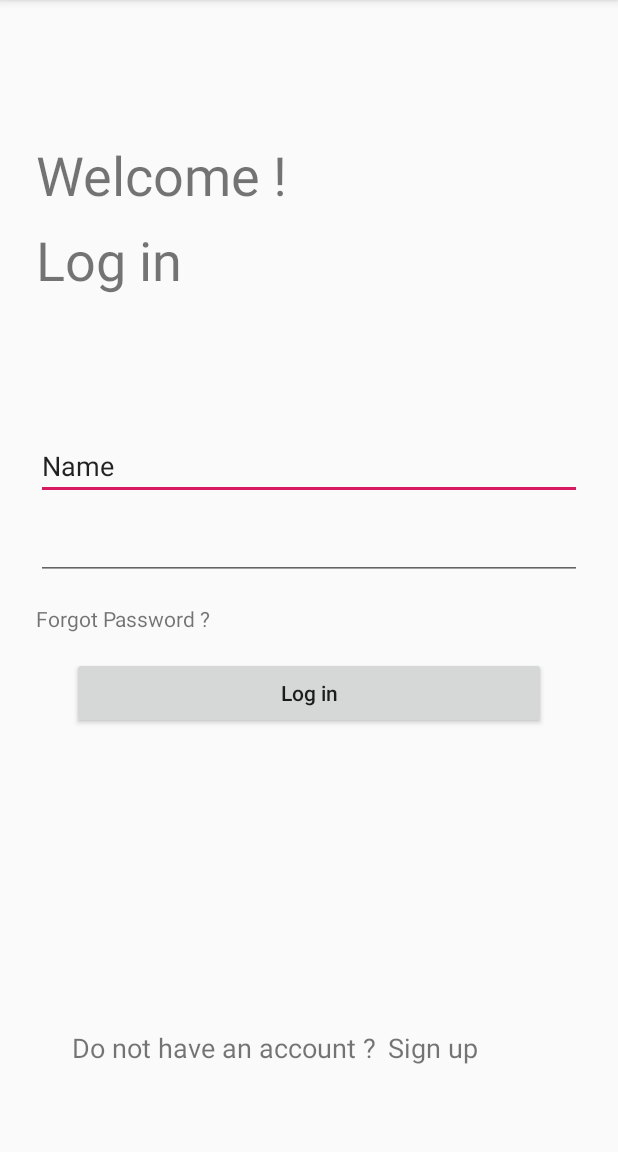
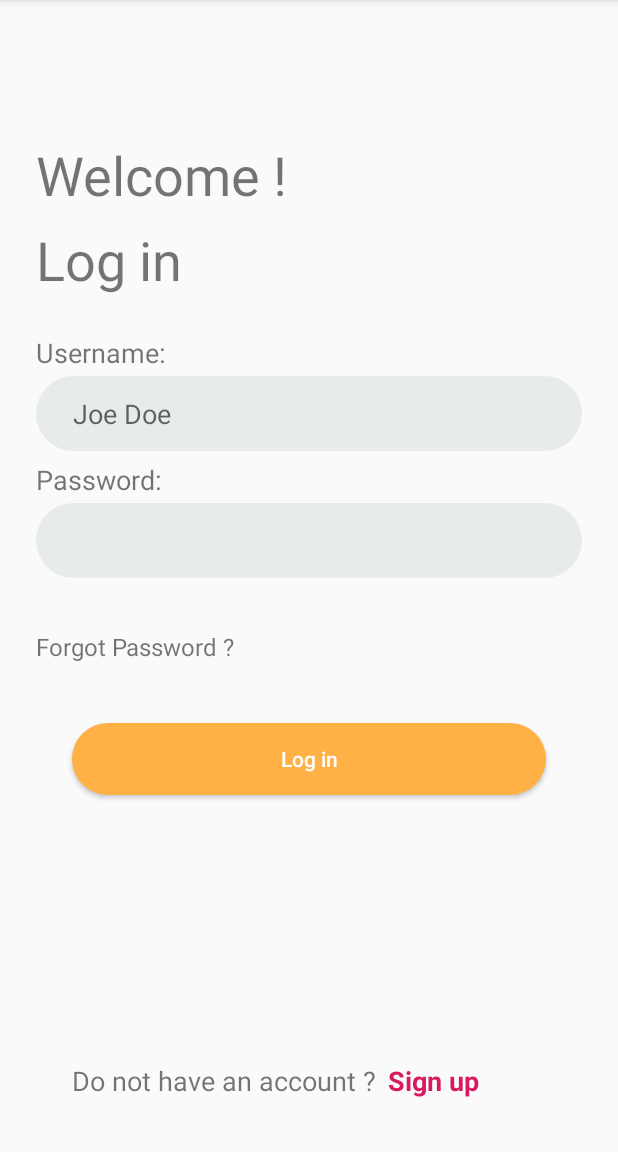
Before and after one commit to QuYuze/FitnessApp, an Android app: the screen it shows after launch (MainActivity), on a phone screen of 412 x 824 dp, the part 84-1236 px from its top. Run offline under Robolectric (Android 15) with nearby library versions, the phone set to English and light mode, and no system bars.

Commit message:
added more UI elements, prototyping Main UI designing in progress

```diff
--- a/app/build.gradle
+++ b/app/build.gradle
@@ -33,4 +33,6 @@ dependencies {
     androidTestImplementation 'androidx.test.ext:junit:1.1.0'
     androidTestImplementation 'androidx.test.espresso:espresso-core:3.2.0'
     implementation 'androidx.recyclerview:recyclerview:1.0.0'
+    implementation 'com.google.android.gms:play-services-maps:17.0.0'
+    implementation 'com.google.android.material:material:1.0.0'
 }
--- /dev/null
+++ b/app/src/main/res/drawable/roundbutton.xml
@@ -0,0 +1,6 @@
+<?xml version="1.0" encoding="utf-8"?>
+<shape xmlns:android="http://schemas.android.com/apk/res/android"
+    android:shape="rectangle">
+    <solid android:color="#FFB146" />
+    <corners android:radius="50dp"/>
+</shape>
--- /dev/null
+++ b/app/src/main/res/drawable/text_field.xml
@@ -0,0 +1,7 @@
+<?xml version="1.0" encoding="utf-8"?>
+<shape xmlns:android="http://schemas.android.com/apk/res/android"
+    android:shape="rectangle">
+    <solid android:color="@color/grey" />
+    <corners android:radius="50dp" />
+    <padding android:left="25dp" />
+</shape>
--- a/app/src/main/res/layout/login.xml
+++ b/app/src/main/res/layout/login.xml
@@ -25,38 +25,44 @@
         app:layout_constraintTop_toTopOf="parent" />
 
     <EditText
-        android:id="@+id/editText"
+        android:id="@+id/username"
         android:layout_width="0dp"
-        android:layout_height="wrap_content"
+        android:layout_height="50dp"
         android:layout_marginStart="24dp"
-        android:layout_marginLeft="24dp"
-        android:layout_marginTop="45dp"
+        android:layout_marginLeft="8dp"
+        android:layout_marginTop="8dp"
         android:layout_marginEnd="24dp"
-        android:layout_marginRight="24dp"
+        android:layout_marginRight="8dp"
+        android:layout_marginBottom="3dp"
+        android:background="@drawable/text_field"
         android:ems="10"
+        android:hint="Joe Doe"
         android:inputType="textPersonName"
-        android:text="Name"
-        app:layout_constraintBottom_toTopOf="@+id/editText2"
+        app:layout_constraintBottom_toTopOf="@+id/textView8"
         app:layout_constraintEnd_toEndOf="parent"
+        app:layout_constraintHorizontal_bias="0.0"
         app:layout_constraintStart_toStartOf="parent"
         app:layout_constraintTop_toBottomOf="@+id/textView4" />
 
     <EditText
-        android:id="@+id/editText2"
+        android:id="@+id/password"
         android:layout_width="0dp"
-        android:layout_height="wrap_content"
+        android:layout_height="50dp"
         android:layout_marginStart="24dp"
-        android:layout_marginLeft="24dp"
+        android:layout_marginLeft="8dp"
         android:layout_marginTop="8dp"
         android:layout_marginEnd="24dp"
-        android:layout_marginRight="24dp"
+        android:layout_marginRight="8dp"
         android:layout_marginBottom="8dp"
+
+        android:background="@drawable/text_field"
         android:ems="10"
         android:inputType="textPassword"
         app:layout_constraintBottom_toTopOf="@+id/textView2"
         app:layout_constraintEnd_toEndOf="parent"
+        app:layout_constraintHorizontal_bias="0.0"
         app:layout_constraintStart_toStartOf="parent"
-        app:layout_constraintTop_toBottomOf="@+id/editText" />
+        app:layout_constraintTop_toBottomOf="@+id/username" />
 
     <TextView
         android:id="@+id/textView2"
@@ -64,15 +70,16 @@
         android:layout_height="wrap_content"
         android:layout_marginStart="24dp"
         android:layout_marginLeft="24dp"
-        android:layout_marginTop="8dp"
         android:layout_marginEnd="24dp"
         android:layout_marginRight="24dp"
         android:layout_marginBottom="103dp"
         android:text="@string/forget"
-        app:layout_constraintBottom_toTopOf="@+id/button"
+        android:textSize="16sp"
+        app:layout_constraintBottom_toTopOf="@+id/Login"
         app:layout_constraintEnd_toEndOf="parent"
+        app:layout_constraintHorizontal_bias="1.0"
         app:layout_constraintStart_toStartOf="parent"
-        app:layout_constraintTop_toBottomOf="@+id/editText2" />
+        app:layout_constraintTop_toBottomOf="@+id/password" />
 
     <TextView
         android:id="@+id/textView3"
@@ -87,19 +94,21 @@
         app:layout_constraintBottom_toBottomOf="parent"
         app:layout_constraintEnd_toStartOf="@+id/textView5"
         app:layout_constraintStart_toStartOf="parent"
-        app:layout_constraintTop_toBottomOf="@+id/button" />
+        app:layout_constraintTop_toBottomOf="@+id/Login" />
 
     <Button
-        android:id="@+id/button"
+        android:id="@+id/Login"
         android:layout_width="0dp"
         android:layout_height="wrap_content"
         android:layout_marginStart="48dp"
         android:layout_marginLeft="48dp"
-        android:layout_marginTop="16dp"
+        android:layout_marginTop="40dp"
         android:layout_marginEnd="48dp"
         android:layout_marginRight="48dp"
+        android:background="@drawable/roundbutton"
         android:text="@string/Login"
         android:textAllCaps="false"
+        android:textColor="@color/colorText"
         app:layout_constraintEnd_toEndOf="parent"
         app:layout_constraintHorizontal_bias="0.0"
         app:layout_constraintStart_toStartOf="parent"
@@ -117,7 +126,7 @@
         android:layout_marginBottom="45dp"
         android:text="@string/Login"
         android:textSize="36sp"
-        app:layout_constraintBottom_toTopOf="@+id/editText"
+        app:layout_constraintBottom_toTopOf="@+id/username"
         app:layout_constraintEnd_toEndOf="parent"
         app:layout_constraintHorizontal_bias="0.0"
         app:layout_constraintStart_toStartOf="parent"
@@ -133,10 +142,49 @@
         android:layout_marginEnd="24dp"
         android:layout_marginRight="24dp"
         android:layout_marginBottom="8dp"
+        android:linksClickable="true"
         android:text="@string/Signup"
         android:textSize="18sp"
+        android:textStyle="bold"
+
+        android:textColor="@color/colorAccent"
         app:layout_constraintBottom_toBottomOf="parent"
         app:layout_constraintEnd_toEndOf="parent"
         app:layout_constraintStart_toEndOf="@+id/textView3"
-        app:layout_constraintTop_toBottomOf="@+id/button" />
+        app:layout_constraintTop_toBottomOf="@+id/Login" />
+
+    <TextView
+        android:id="@+id/textView6"
+        android:layout_width="0dp"
+        android:layout_height="wrap_content"
+        android:layout_marginStart="24dp"
+        android:layout_marginLeft="24dp"
+        android:layout_marginTop="45dp"
+        android:layout_marginEnd="24dp"
+        android:layout_marginRight="24dp"
+        android:layout_marginBottom="3dp"
+        android:text="@string/name"
+        android:textSize="18sp"
+        app:layout_constraintBottom_toTopOf="@+id/username"
+        app:layout_constraintEnd_toEndOf="parent"
+        app:layout_constraintStart_toStartOf="parent"
+        app:layout_constraintTop_toBottomOf="@+id/textView4"
+        app:layout_constraintVertical_bias="1.0" />
+
+    <TextView
+        android:id="@+id/textView8"
+        android:layout_width="0dp"
+        android:layout_height="wrap_content"
+        android:layout_marginStart="24dp"
+        android:layout_marginLeft="24dp"
+        android:layout_marginTop="3dp"
+        android:layout_marginEnd="24dp"
+        android:layout_marginRight="24dp"
+        android:layout_marginBottom="3dp"
+        android:text="@string/pass"
+        android:textSize="18sp"
+        app:layout_constraintBottom_toTopOf="@+id/password"
+        app:layout_constraintEnd_toEndOf="parent"
+        app:layout_constraintStart_toStartOf="parent"
+        app:layout_constraintTop_toBottomOf="@+id/username" />
 </androidx.constraintlayout.widget.ConstraintLayout>
--- a/app/src/main/res/values/colors.xml
+++ b/app/src/main/res/values/colors.xml
@@ -3,4 +3,7 @@
     <color name="colorPrimary">#008577</color>
     <color name="colorPrimaryDark">#00574B</color>
     <color name="colorAccent">#D81B60</color>
+    <color name="colorText">#FFFFFF</color>
+    <color name="grey">#E8EBEC</color>
+    <color name="inputText">#000000</color>
 </resources>
--- a/app/src/main/res/values/strings.xml
+++ b/app/src/main/res/values/strings.xml
@@ -5,5 +5,11 @@
     <string name="Signup">Sign up</string>
     <string name="forget">Forgot Password ?</string>
     <string name="do_not_have_account">Do not have an account ?</string>
-
+    <string name="name">Username:</string>
+    <string name="pass">Password:</string>
+    <string name="repet">Repeat your password:</string>
+    <string name="email">Email:</string>
+    <string name="dateOfBirth">Date of birth:</string>
+    <string name="checkbox_TEXT">I have read and aggree to </string>
+    <string name="checkbox_link">Terms and Conditions</string>
 </resources>
```
Also changed, not shown: app/src/main/res/layout/main.xml (added, +27 -0 lines), app/src/main/res/layout/signup.xml (added, +239 -0 lines).
